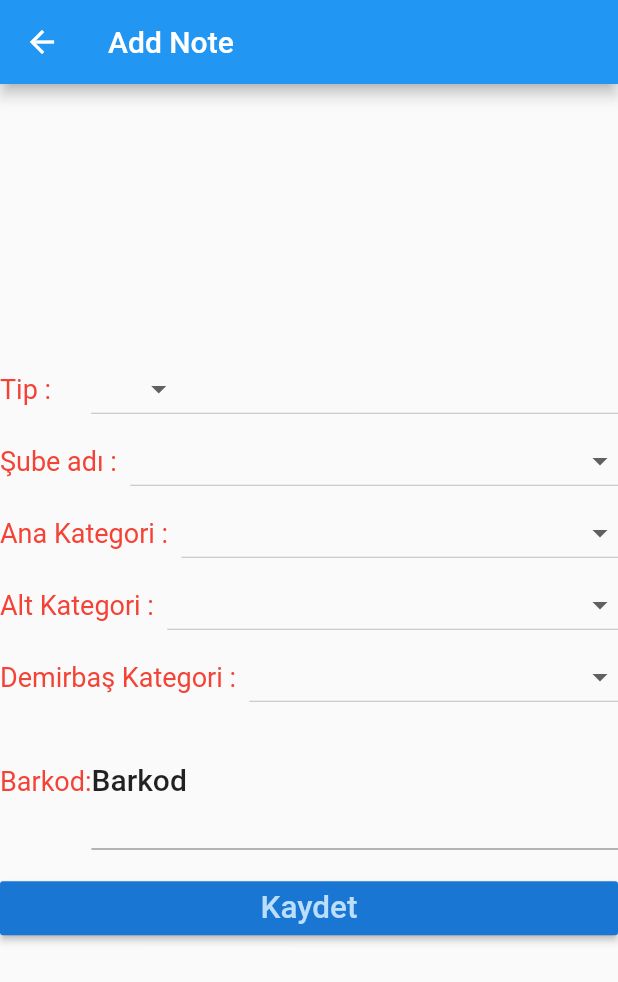
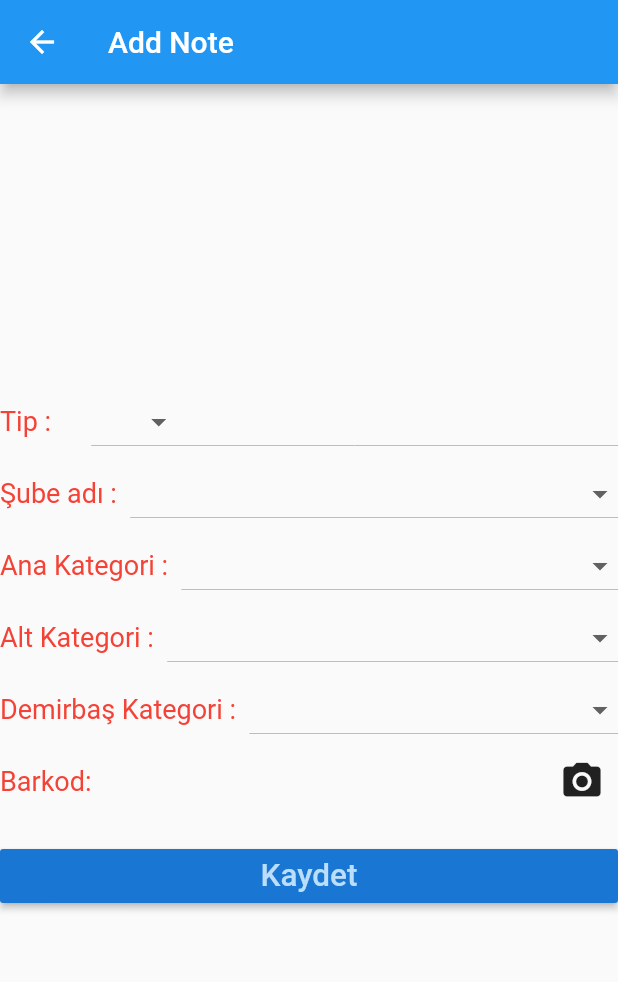
Before and after one commit to mrcasus/flutterv15, a Flutter app: the screen it shows after launch, after a tap on the "add" icon, on a phone screen of 412 x 824 dp. Shown: the top 982 px of the screen. Run offline on Flutter 3.47's test engine with Material 2 defaults, Android fonts, the phone set to English and light mode, and no system bars; our stand-ins replace google_fonts, permission_handler, splashscreen, sqflite; missing offline and left inert: barcode_scan, simple_autocomplete_formfield, sqlitetoexcel; accounts and stored records are empty; statements that could not run were skipped.

Commit message:
note_detail

```diff
--- a/lib/screens/note_detail.dart
+++ b/lib/screens/note_detail.dart
@@ -56,7 +56,7 @@ class NoteDetailState extends State<NoteDetail> {
   }
 
 
-  List<String> alt=['','AKILLI TELEFON','ALARM','BANKO','BARKOD PRINTER','CRADLE','DOLAP','KAMERA','DVR','ECZA DOLABI','EL ARABASI','EL TERMİNALİ','ETEJER','HESAP MAKİNESİ','IP TELEFON','ISITICI','JENERATÖR','KABİNET','KANTAR','KART OKUYUCU','KESON','KLAVYE','KLİMA','KOLTUK','MASA','MODEM','MONİTÖR','PANO','PC','PORTMANTO','PORTRE','RAF','ROUTER','SANDALYE','SEHPA','SEHPA','SWITCH','TABELA','UPS','YANGIN TÜPÜ','YAZICI'];
+  List<String> alt=['','AKILLI TELEFON','ALARM','BANKO','BARKOD PRINTER','CRADLE','DOLAP','KAMERA','DVR','ECZA DOLABI','EL ARABASI','EL TERMİNALİ','ETEJER','HESAP MAKİNESİ','IP TELEFON','ISITICI','JENERATÖR','KABİNET','KANTAR','KART OKUYUCU','KESON','KLAVYE','KLİMA','MUDUR_KOLTUK','ÇALIŞAN_KOLTUK','MİSAFİR_KOLTUK','MASA','MODEM','MONİTÖR','PANO','PC','PORTMANTO','PORTRE','RAF','ROUTER','SANDALYE','SEHPA','PRINTER_SEHPA','SWITCH','TABELA','UPS','YANGIN TÜPÜ','YAZICI'];
   String _alt='';
 
   void pilihAlt(String value){
@@ -65,7 +65,7 @@ class NoteDetailState extends State<NoteDetail> {
     });
   }
 
-  List<String> demalt=['','AKILLI TELEFON','ALARM','BANKO','BARKOD PRINTER','CRADLE','DOLAP','KAMERA','DVR','ECZA DOLABI','EL ARABASI','EL TERMİNALİ','ETEJER','HESAP MAKİNESİ','IP TELEFON','ISITICI','JENERATÖR','KABİNET','KANTAR','KART OKUYUCU','KESON','KLAVYE','KLİMA','KOLTUK','MASA','MODEM','MONİTÖR','PANO','PC','PORTMANTO','PORTRE','RAF','ROUTER','SANDALYE','SEHPA','SEHPA','SWITCH','TABELA','UPS','YANGIN TÜPÜ','YAZICI'];
+  List<String> demalt=['','AKILLI TELEFON','ALARM','BANKO','BARKOD PRINTER','CRADLE','DOLAP','KAMERA','DVR','ECZA DOLABI','EL ARABASI','EL TERMİNALİ','ETEJER','HESAP MAKİNESİ','IP TELEFON','ISITICI','JENERATÖR','KABİNET','KANTAR','KART OKUYUCU','KESON','KLAVYE','KLİMA','MUDUR_KOLTUK','ÇALIŞAN_KOLTUK','MİSAFİR_KOLTUK','MASA','MODEM','MONİTÖR','PANO','PC','PORTMANTO','PORTRE','RAF','ROUTER','SANDALYE','SEHPA','PRINTER_SEHPA','SWITCH','TABELA','UPS','YANGIN TÜPÜ','YAZICI'];
   String _demalt='';
 
   void pilihDemalt(String value){
@@ -96,7 +96,7 @@ Future scan() async {
     }
   }
 
-TextEditingController barkodController = TextEditingController();
+//TextEditingController barkodController = TextEditingController();
 
 @override
   void initState() {
@@ -112,13 +112,14 @@ TextEditingController barkodController = TextEditingController();
 	@override
   Widget build(BuildContext context) {
 
-		TextStyle textStyle = Theme.of(context).textTheme.title;
+	//	TextStyle textStyle = Theme.of(context).textTheme.title;
 
   //_ana = widget.note.anakat;
   //_alt = widget.note.altkat;
   //_demalt = widget.note.demalt;
  // _sube =
 
+ barkodController.text = barcode;
     return WillPopScope(
 
 	    onWillPop: () {
@@ -283,42 +284,25 @@ TextEditingController barkodController = TextEditingController();
              ],
           ),
           //barkod
-          Row(
+           Row(
                   mainAxisAlignment: MainAxisAlignment.spaceBetween,
                   //mainAxisSize: MainAxisSize.max,
                       children: <Widget>[
                       Text('Barkod:',
                       style: TextStyle(fontSize: 18.0,color: Colors.red),
                       ),
-                     Flexible(child: TextField(
-                       controller: barkodController,
-                       style: TextStyle(fontSize: 18.0,color: Colors.red),
-                       onChanged: (barcode) {
-                      debugPrint('Something changed in Description Text Field');
-                      updateBarkod();
-                    },
-                        decoration: InputDecoration(
-                        labelText: 'Barkod',
-                        labelStyle: textStyle,
-                        suffix: IconButton(
-                          icon: Icon(Icons.camera_alt),
-                          onPressed: scan,
-                        ),
-                        )
-                      )
-                      ),
+                      Text(barcode),
 
-                      //Text(barcode),
 
-              //IconButton(
-                //icon: Icon(Icons.camera_alt),
-               // tooltip: 'Close',
-                 //   iconSize: 30,
-                   // onPressed: scan,
-             // )
+              IconButton(
+                icon: Icon(Icons.camera_alt),
+                tooltip: 'Close',
+                    iconSize: 30,
+                    onPressed: scan,
+              )
             ],
 
-                     ),
+            ),
 
 
             //save
```
